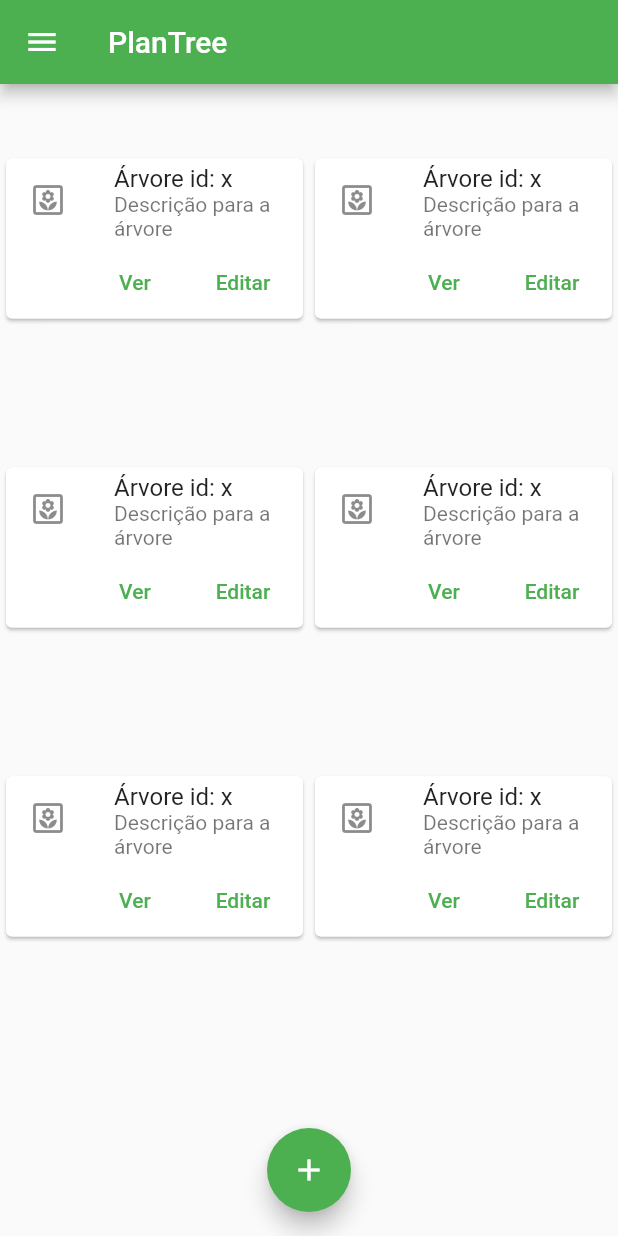
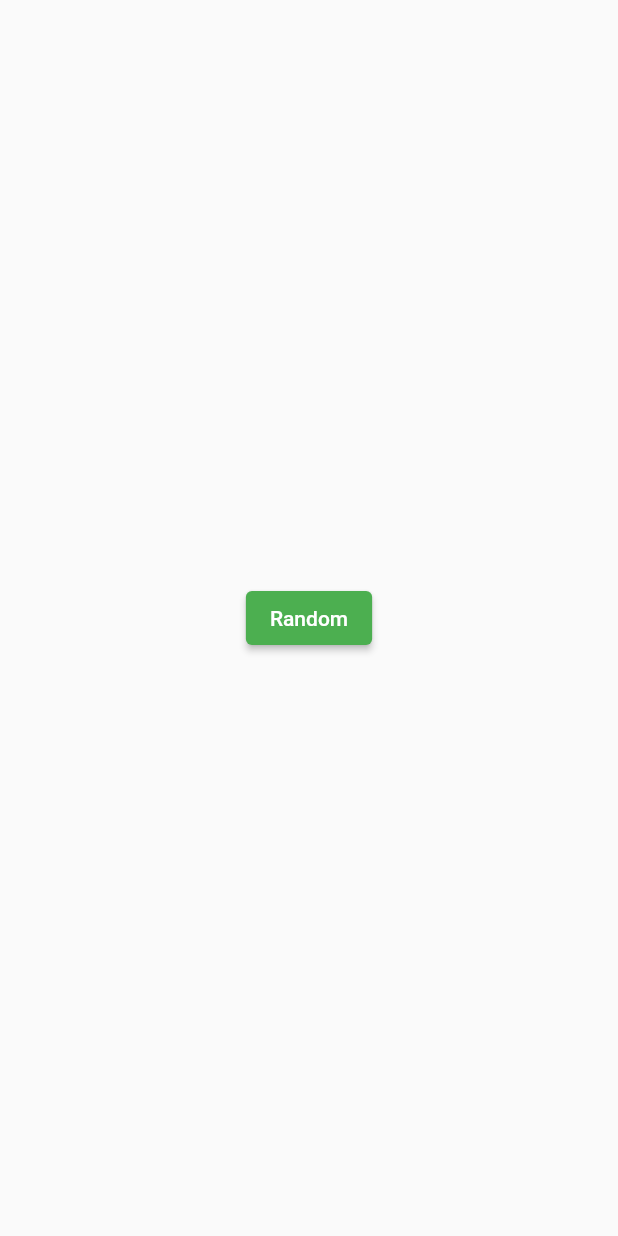
Before and after one commit to ItanuRomero/plantree, a Flutter app: the screen it shows after launch, after a tap on the "add" icon, on a phone screen of 412 x 824 dp. Run offline on Flutter 3.47's test engine with Material 2 defaults, Android fonts, the phone set to English and light mode, and no system bars.

Commit message:
Creating a new tree page using routes

```diff
--- /dev/null
+++ b/lib/routes.dart
@@ -0,0 +1,25 @@
+import 'package:flutter/material.dart';
+import 'package:plantree/routes/home_page.dart';
+import 'package:plantree/routes/new/tree.dart';
+
+class RouteGenerator {
+  static const String homePage = '/';
+  static const String randomPage = "/random";
+  RouteGenerator._() {}
+  static Route<dynamic> generateRoute(RouteSettings settings) {
+    switch (settings.name) {
+      case homePage:
+        return MaterialPageRoute(
+          builder: (_) => const MyHomePage(
+            title: 'Home',
+          ),
+        );
+      case randomPage:
+        return MaterialPageRoute(
+          builder: (_) => const RandomPage(),
+        );
+      default:
+        throw const FormatException("Rota não encontrada");
+    }
+  }
+}
--- a/lib/widgets/home/home_page.dart
+++ b/lib/routes/home_page.dart
@@ -1,4 +1,5 @@
 import 'package:flutter/material.dart';
+import 'package:plantree/routes.dart';
 import 'package:plantree/widgets/home/home_drawer.dart';
 import 'package:plantree/widgets/home/tree_card.dart';
 
@@ -55,21 +56,11 @@ class _MyHomePageState extends State<MyHomePage> {
             return Center(child: TreeCard(id: index.toString()));
           }),
         ),
-        /* child: Column(
-          mainAxisAlignment: MainAxisAlignment.center,
-          children: <Widget>[
-            const Text(
-              'Apertou o botão quantas vezes:',
-            ),
-            Text(
-              '$_counter',
-              style: Theme.of(context).textTheme.headline4,
-            ),
-          ],
-        ), */
       ),
       floatingActionButton: FloatingActionButton(
-        onPressed: _incrementCounter,
+        onPressed: () {
+          Navigator.of(context).pushNamed(RouteGenerator.randomPage);
+        },
         tooltip: 'Adicionar árvore',
         child: const Icon(Icons.add),
       ),
--- /dev/null
+++ b/lib/routes/new/tree.dart
@@ -0,0 +1,19 @@
+import 'package:flutter/material.dart';
+
+class RandomPage extends StatelessWidget {
+  const RandomPage({super.key});
+
+  @override
+  Widget build(BuildContext context) {
+    return Scaffold(
+      body: Center(
+        child: ElevatedButton(
+          onPressed: () {
+            Navigator.of(context).pop();
+          },
+          child: const Text("Random"),
+        ),
+      ),
+    );
+  }
+}
--- a/lib/widgets/my_app.dart
+++ b/lib/widgets/my_app.dart
@@ -1,5 +1,5 @@
 import 'package:flutter/material.dart';
-import 'package:plantree/widgets/home/home_page.dart';
+import 'package:plantree/routes.dart';
 
 class MyApp extends StatelessWidget {
   const MyApp({Key? key}) : super(key: key);
@@ -10,18 +10,12 @@ class MyApp extends StatelessWidget {
     return MaterialApp(
       title: 'PlanTree',
       theme: ThemeData(
-        // This is the theme of your application.
-        //
-        // Try running your application with "flutter run". You'll see the
-        // application has a blue toolbar. Then, without quitting the app, try
-        // changing the primarySwatch below to Colors.green and then invoke
-        // "hot reload" (press "r" in the console where you ran "flutter run",
-        // or simply save your changes to "hot reload" in a Flutter IDE).
-        // Notice that the counter didn't reset back to zero; the application
-        // is not restarted.
         primarySwatch: Colors.green,
       ),
-      home: const MyHomePage(title: 'PlanTree'),
+      onGenerateTitle: (context) => "PlanTree",
+      initialRoute: RouteGenerator.homePage,
+      onGenerateRoute: RouteGenerator.generateRoute,
+      debugShowCheckedModeBanner: false,
     );
   }
 }
```
Also changed, not shown: lib/routes/add_tree_page.dart (deleted), pubspec.lock.
